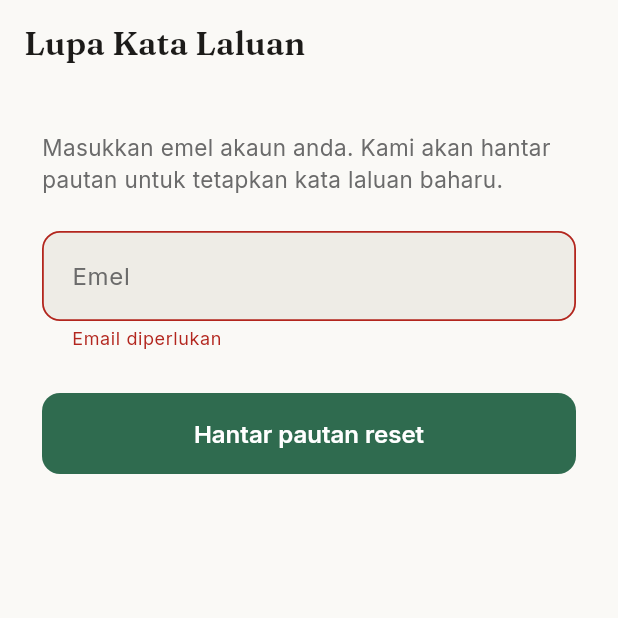
After one commit to hafizbahtiar/marc-flutter, a Flutter app: the ForgotPasswordPage screen opened by its route, after a tap on "Hantar pautan reset", on a phone screen of 412 x 824 dp, the top half of it. The commit adds this screen. Run offline on Flutter 3.47's test engine with Material 3 defaults, Android fonts, the phone set to English and light mode, and no system bars; our stand-ins replace dio, extended_image, flutter_dotenv, flutter_riverpod, flutter_secure_storage, go_router and 8 more; missing offline and left inert: flutter_stripe, gal, mobile_scanner, onesignal_flutter; accounts and stored records are empty.

Commit message:
feat(auth): skrin lupa kata laluan (marc_go L32)

```diff
--- a/lib/features/auth/auth_providers.dart
+++ b/lib/features/auth/auth_providers.dart
@@ -53,3 +53,30 @@ class RegisterController extends AsyncNotifier<void> {
 
 final registerControllerProvider =
     AsyncNotifierProvider<RegisterController, void>(RegisterController.new);
+
+class ForgotPasswordController extends AsyncNotifier<void> {
+  @override
+  Future<void> build() async {}
+
+  /// Pulang true kalau permintaan diterima (page papar mesej neutral).
+  Future<bool> submit(String email) async {
+    state = const AsyncLoading();
+    final result = await ref
+        .read(authServiceProvider)
+        .requestPasswordReset(email);
+    if (result.success) {
+      state = const AsyncData(null);
+      return true;
+    }
+    state = AsyncError(
+      result.error ?? 'Gagal hantar pautan reset',
+      StackTrace.current,
+    );
+    return false;
+  }
+}
+
+final forgotPasswordControllerProvider =
+    AsyncNotifierProvider<ForgotPasswordController, void>(
+      ForgotPasswordController.new,
+    );
--- a/lib/features/auth/auth_service.dart
+++ b/lib/features/auth/auth_service.dart
@@ -79,6 +79,26 @@ class AuthService {
     }
   }
 
+  /// Minta pautan reset kata laluan. Backend pulang 204 SENTIASA (tiada
+  /// enumerasi akaun), jadi "berjaya" di sini bermakna "permintaan
+  /// diterima" — BUKAN "akaun itu wujud". Mesej UI mesti kekal neutral.
+  Future<AuthResult> requestPasswordReset(String email) async {
+    try {
+      await _dio.post(
+        '/auth/password-reset/request',
+        data: {'email': email},
+      );
+      return const AuthResult(success: true);
+    } on DioException catch (e) {
+      return AuthResult(success: false, error: extractErrorMessage(e));
+    } catch (_) {
+      return const AuthResult(
+        success: false,
+        error: 'Ralat tidak dijangka. Cuba lagi.',
+      );
+    }
+  }
+
   /// Simpan token, tapi kalau secure storage rosak (cth: PlatformException
   /// sebab Keystore invalid lepas restore backup Android — lihat
   /// TokenStorage) buang SEMUA entri lama sekali sahaja dan cuba simpan
--- /dev/null
+++ b/lib/features/auth/forgot_password_page.dart
@@ -0,0 +1,118 @@
+import 'package:dio/dio.dart';
+import 'package:flutter/material.dart';
+import 'package:flutter_riverpod/flutter_riverpod.dart';
+import 'package:marc/features/auth/auth_providers.dart';
+import 'package:marc/features/auth/widgets/auth_field.dart';
+import 'package:marc/features/auth/widgets/button_busy.dart';
+import 'package:marc/shared/validators.dart';
+import 'package:marc/shared/widgets/my_snackbar.dart';
+
+/// Mesej selepas permintaan diterima.
+///
+/// SENGAJA neutral: backend pulang 204 sama ada akaun wujud atau tidak
+/// (bukan-enumerasi, L32). Mesej yang berkata "Pautan dihantar!" akan
+/// mengesahkan kewujudan akaun dan membatalkan keputusan itu di UI.
+const forgotPasswordSentMessage =
+    'Kalau emel itu berdaftar, kami dah hantar pautan reset. '
+    'Semak peti masuk anda.';
+
+/// 429 bermakna terlalu banyak percubaan, bukan permintaan tak sah —
+/// pengguna patut cuba lagi sebentar, bukan menganggap ia gagal kekal.
+bool isRetryableResetError(Object error) {
+  return error is DioException && error.response?.statusCode == 429;
+}
+
+class ForgotPasswordPage extends ConsumerStatefulWidget {
+  const ForgotPasswordPage({super.key});
+
+  @override
+  ConsumerState<ForgotPasswordPage> createState() => _ForgotPasswordPageState();
+}
+
+class _ForgotPasswordPageState extends ConsumerState<ForgotPasswordPage> {
+  final _formKey = GlobalKey<FormState>();
+  final _email = TextEditingController();
+  bool _sent = false;
+
+  @override
+  void dispose() {
+    _email.dispose();
+    super.dispose();
+  }
+
+  Future<void> _submit() async {
+    if (!(_formKey.currentState?.validate() ?? false)) return;
+    final ok = await ref
+        .read(forgotPasswordControllerProvider.notifier)
+        .submit(_email.text.trim());
+    if (ok && mounted) setState(() => _sent = true);
+  }
+
+  @override
+  Widget build(BuildContext context) {
+    final state = ref.watch(forgotPasswordControllerProvider);
+    final loading = state.isLoading;
+
+    ref.listen(forgotPasswordControllerProvider, (prev, next) {
+      if (next.hasError && !next.isLoading) {
+        MySnackBar.error(context, '${next.error}');
+      }
+    });
+
+    return Scaffold(
+      appBar: AppBar(title: const Text('Lupa Kata Laluan')),
+      body: SafeArea(
+        child: SingleChildScrollView(
+          padding: const EdgeInsets.fromLTRB(28, 32, 28, 28),
+          child: _sent
+              ? Column(
+                  crossAxisAlignment: CrossAxisAlignment.start,
+                  children: [
+                    Icon(
+                      Icons.mark_email_read_outlined,
+                      size: 48,
+                      color: Theme.of(context).colorScheme.primary,
+                    ),
+                    const SizedBox(height: 16),
+                    Text(
+                      forgotPasswordSentMessage,
+                      style: Theme.of(context).textTheme.bodyLarge,
+                    ),
+                  ],
+                )
+              : Form(
+                  key: _formKey,
+                  child: Column(
+                    crossAxisAlignment: CrossAxisAlignment.start,
+                    children: [
+                      Text(
+                        'Masukkan emel akaun anda. Kami akan hantar pautan '
+                        'untuk tetapkan kata laluan baharu.',
+                        style: Theme.of(context).textTheme.bodyMedium,
+                      ),
+                      const SizedBox(height: 24),
+                      AuthField(
+                        controller: _email,
+                        label: 'Emel',
+                        keyboardType: TextInputType.emailAddress,
+                        validator: validateEmail,
+                      ),
+                      const SizedBox(height: 28),
+                      // `ButtonBusy` BUKAN butang — ia penunjuk sibuk
+                      // (spinner + label) yang diletak SEBAGAI child
+                      // butang. Corak ni disalin daripada
+                      // `login_page.dart:82-87`.
+                      FilledButton(
+                        onPressed: loading ? null : _submit,
+                        child: loading
+                            ? const ButtonBusy(label: 'Sedang hantar…')
+                            : const Text('Hantar pautan reset'),
+                      ),
+                    ],
+                  ),
+                ),
+        ),
+      ),
+    );
+  }
+}
--- a/lib/features/auth/login_page.dart
+++ b/lib/features/auth/login_page.dart
@@ -98,6 +98,10 @@ class _LoginPageState extends ConsumerState<LoginPage> {
                     ),
                   ],
                 ),
+                TextButton(
+                  onPressed: () => context.push('/forgot-password'),
+                  child: const Text('Lupa kata laluan?'),
+                ),
               ],
             ),
           ),
```
Also changed, not shown: lib/app/router.dart (+7 -1 lines), 2 other files.
